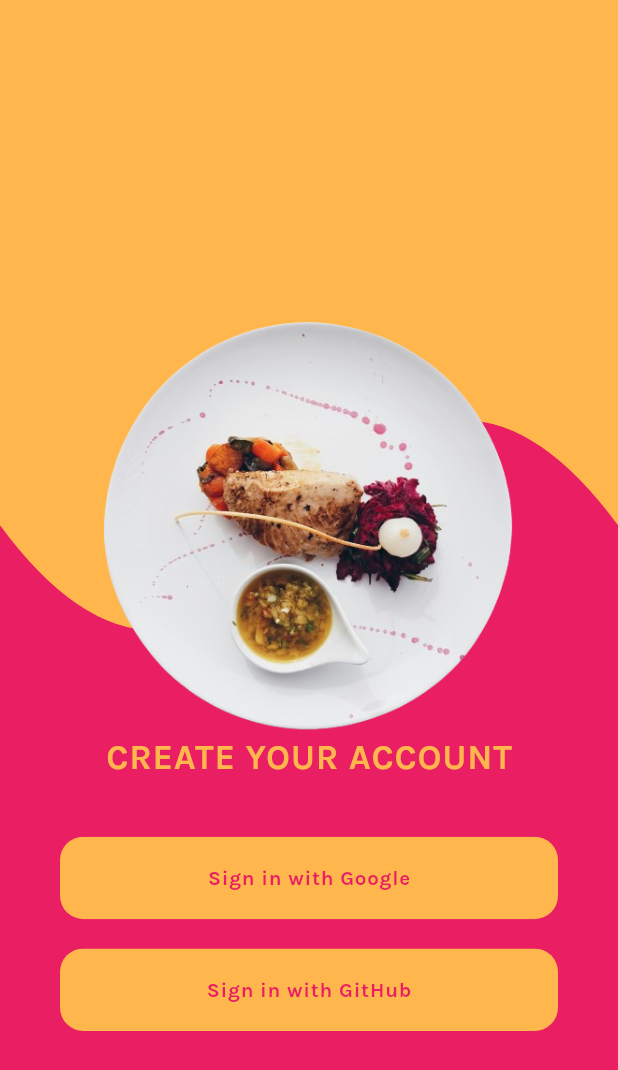
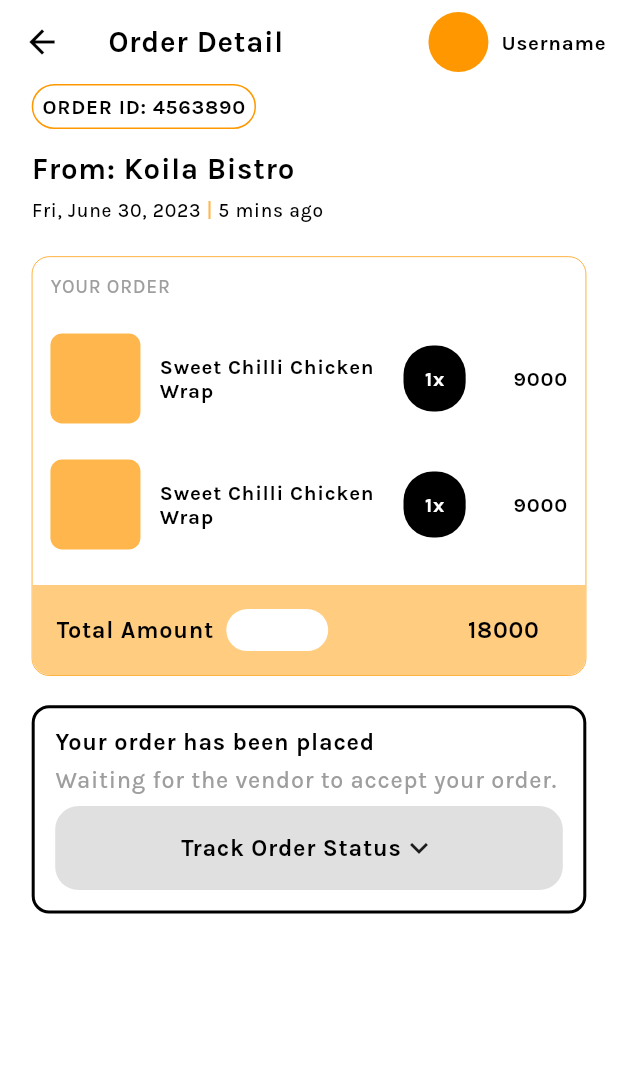
Before and after one commit to mariamadebolahamzat/order_tracking_app, a Flutter app: the screen it shows after launch, on a phone screen of 412 x 824 dp. Shown: the top 1070 px of the screen. Run offline on Flutter 3.47's test engine with Material 3 defaults, Android fonts, the phone set to English and light mode, and no system bars; our stand-ins replace equatable, firebase_core, flutter_riverpod, flutter_screenutil, flutter_svg, google_fonts; accounts and stored records are empty.

Commit message:
fix: cleaning

```diff
--- a/lib/src/presentation/app.dart
+++ b/lib/src/presentation/app.dart
@@ -1,7 +1,7 @@
 import 'package:flutter/material.dart';
 import 'package:flutter_riverpod/flutter_riverpod.dart';
 import 'package:flutter_screenutil/flutter_screenutil.dart';
-import 'package:order_tracking_app/src/presentation/splash.dart';
+import 'package:order_tracking_app/src/presentation/order/pages/order_details.dart';
 import 'package:order_tracking_app/src/shared/constants/app_theme.dart';
 import 'package:order_tracking_app/src/shared/router/app_router.dart';
 
@@ -22,7 +22,7 @@ class App extends StatelessWidget {
           debugShowCheckedModeBanner: false,
           navigatorKey: AppRouter.navKey,
           onGenerateRoute: _appRouter.generateRoutes,
-          initialRoute: SplashView.route,
+          initialRoute: OrderDetails.route,
           theme: AppTheme(context).lightTheme,
           darkTheme: AppTheme(context).darkTheme,
         ),
--- a/lib/src/presentation/auth/auth.dart
+++ b/lib/src/presentation/auth/auth.dart
@@ -1,6 +1,7 @@
 import 'package:flutter/material.dart';
 import 'package:flutter_screenutil/flutter_screenutil.dart';
-import 'package:order_tracking_app/src/shared/components/buttons.dart';
+import 'package:order_tracking_app/src/presentation/auth/auth_button.dart';
+import 'package:order_tracking_app/src/shared/constants/assets_extension.dart';
 
 class AuthView extends StatelessWidget {
   static const route = '/auth-view';
@@ -29,7 +30,7 @@ class AuthView extends StatelessWidget {
             right: 50,
             bottom: 100,
             child: Image.asset(
-              "assets/images/food.png",
+              'food'.png,
               width: 50,
               height: 50,
             ),
@@ -53,19 +54,21 @@ class AuthView extends StatelessWidget {
                           .headlineMedium
                           ?.copyWith(color: Colors.orange[300], fontWeight: FontWeight.bold)),
                   40.verticalSpace,
-                  PrimaryButton(
+                  AuthButton(
                     onTap: () {},
-                    label: 'Sign in with Google',
+                    buttonText: 'Sign in with Google',
+                    image: 'google_logo'.svg,
                   ),
                   20.verticalSpace,
-                  PrimaryButton(
+                  AuthButton(
                     onTap: () {},
-                    label: 'Sign in with GitHub',
+                    buttonText: 'Sign in with GitHub',
+                    image: 'github_logo'.svg,
                   ),
                 ],
               ),
             ),
-          )
+          ),
         ],
       ),
     );
--- a/lib/src/presentation/order/pages/order_details.dart
+++ b/lib/src/presentation/order/pages/order_details.dart
@@ -0,0 +1,296 @@
+import 'package:flutter/material.dart';
+import 'package:flutter_screenutil/flutter_screenutil.dart';
+import 'package:order_tracking_app/src/presentation/order/widgets/order_list_tile.dart';
+import 'package:order_tracking_app/src/shared/constants/sizing_extension.dart';
+
+class OrderDetails extends StatelessWidget {
+  static const route = '/order-details';
+  const OrderDetails({super.key});
+
+  @override
+  Widget build(BuildContext context) {
+    return Scaffold(
+      backgroundColor: Colors.white,
+      appBar: AppBar(
+        backgroundColor: Colors.white,
+        automaticallyImplyLeading: true,
+        elevation: 0,
+        leading: const Icon(
+          Icons.arrow_back,
+        ),
+        title: Text('Order Detail',
+            style: Theme.of(context)
+                .textTheme
+                .headlineSmall
+                ?.copyWith(color: Colors.black, fontWeight: FontWeight.bold)),
+        actions: [
+          const CircleAvatar(
+            backgroundColor: Colors.orange,
+          ),
+          8.horizontalSpace,
+          Padding(
+            padding: const EdgeInsets.only(right: 8.0),
+            child: Text(
+              'Username',
+              style: Theme.of(context)
+                  .textTheme
+                  .bodyMedium
+                  ?.copyWith(color: Colors.black, fontWeight: FontWeight.bold),
+            ),
+          ),
+        ],
+      ),
+      body: Padding(
+        padding: EdgeInsets.only(left: 20.0.rw, right: 20.0.rw),
+        child: Column(
+          crossAxisAlignment: CrossAxisAlignment.start,
+          children: [
+            Container(
+              padding: const EdgeInsets.all(6),
+              decoration: BoxDecoration(
+                borderRadius: BorderRadius.circular(20),
+                border: Border.all(color: Colors.orange, width: 1),
+              ),
+              child: Text(
+                'ORDER ID: 4563890',
+                style: Theme.of(context)
+                    .textTheme
+                    .bodyMedium
+                    ?.copyWith(color: Colors.black, fontWeight: FontWeight.bold),
+              ),
+            ),
+            16.verticalSpace,
+            Text(
+              'From: Koila Bistro',
+              style: Theme.of(context)
+                  .textTheme
+                  .headlineSmall
+                  ?.copyWith(color: Colors.black, fontWeight: FontWeight.bold),
+            ),
+            8.verticalSpace,
+            Row(
+              children: [
+                Text('Fri, June 30, 2023',
+                    style: Theme.of(context).textTheme.bodySmall?.copyWith(color: Colors.black)),
+                Text(' | ',
+                    style:
+                        Theme.of(context).textTheme.bodySmall?.copyWith(color: Colors.orange[300])),
+                Text('5 mins ago',
+                    style: Theme.of(context).textTheme.bodySmall?.copyWith(
+                          color: Colors.black,
+                        )),
+              ],
+            ),
+            24.verticalSpace,
+            Container(
+              decoration: BoxDecoration(
+                border: Border.all(color: Colors.orange, width: 0.5),
+                borderRadius: BorderRadius.circular(12.rsp),
+              ),
+              child: Column(
+                crossAxisAlignment: CrossAxisAlignment.start,
+                children: [
+                  Padding(
+                    padding: const EdgeInsets.all(12.0),
+                    child: Text('YOUR ORDER',
+                        style: Theme.of(context).textTheme.bodySmall?.copyWith(color: Colors.grey)),
+                  ),
+                  const OrderListTile(),
+                  const OrderListTile(),
+                  12.verticalSpace,
+                  Container(
+                    padding: const EdgeInsets.all(16.0),
+                    height: 60,
+                    decoration: BoxDecoration(
+                        color: Colors.orange[200],
+                        borderRadius: BorderRadius.only(
+                          bottomLeft: Radius.circular(12.rsp),
+                          bottomRight: Radius.circular(12.rsp),
+                        )),
+                    child: Row(
+                      children: [
+                        Text('Total Amount',
+                            style: Theme.of(context)
+                                .textTheme
+                                .bodyLarge
+                                ?.copyWith(color: Colors.black, fontWeight: FontWeight.w700)),
+                        8.horizontalSpace,
+                        Container(
+                          padding: const EdgeInsets.all(20),
+                          decoration: BoxDecoration(
+                            color: Colors.white,
+                            borderRadius: BorderRadius.circular(20.rsp),
+                          ),
+                          child: Text('Paid',
+                              style: Theme.of(context)
+                                  .textTheme
+                                  .bodySmall
+                                  ?.copyWith(color: Colors.black)),
+                        ),
+                        88.horizontalSpace,
+                        Text('18000',
+                            style: Theme.of(context)
+                                .textTheme
+                                .bodyLarge
+                                ?.copyWith(color: Colors.black, fontWeight: FontWeight.w700)),
+                      ],
+                    ),
+                  ),
+                ],
+              ),
+            ),
+            20.verticalSpace,
+            Container(
+              padding: EdgeInsets.all(14.rsp),
+              decoration: BoxDecoration(
+                border: Border.all(color: Colors.black, width: 2),
+                borderRadius: BorderRadius.circular(12.rsp),
+              ),
+              child: Column(
+                crossAxisAlignment: CrossAxisAlignment.start,
+                children: [
+                  Text('Your order has been placed',
+                      style: Theme.of(context)
+                          .textTheme
+                          .bodyLarge
+                          ?.copyWith(color: Colors.black, fontWeight: FontWeight.w700)),
+                  8.verticalSpace,
+                  Text('Waiting for the vendor to accept your order.',
+                      style: Theme.of(context).textTheme.bodyLarge?.copyWith(
+                            color: Colors.grey,
+                          )),
+                  8.verticalSpace,
+                  InkWell(
+                    onTap: () {
+                      showOrderTrackingBottomSheet(context);
+                    },
+                    child: Container(
+                      padding: const EdgeInsets.all(16),
+                      decoration: BoxDecoration(
+                        color: Colors.grey.shade300,
+                        borderRadius: BorderRadius.circular(16.rsp),
+                      ),
+                      child: Row(
+                        mainAxisAlignment: MainAxisAlignment.center,
+                        children: [
+                          Text('Track Order Status',
+                              style: Theme.of(context)
+                                  .textTheme
+                                  .bodyLarge
+                                  ?.copyWith(color: Colors.black, fontWeight: FontWeight.w700)),
+                          const Icon(Icons.keyboard_arrow_down),
+                        ],
+                      ),
+                    ),
+                  ),
+                ],
+              ),
+            ),
+          ],
+        ),
+      ),
+    );
+  }
+
+  void showOrderTrackingBottomSheet(BuildContext context) {
+    showModalBottomSheet(
+        context: context,
+        isScrollControlled: true,
+        builder: (BuildContext context) {
+          return SingleChildScrollView(
+            child: Container(
+              padding: EdgeInsets.all(16.0.rsp),
+              child: Column(
+                crossAxisAlignment: CrossAxisAlignment.start,
+                children: [
+                  const SizedBox(height: 16.0),
+                  const Text(
+                    'Order Tracker',
+                    style: TextStyle(
+                      fontSize: 16.0,
+                      fontWeight: FontWeight.bold,
+                    ),
+                  ),
+                  const SizedBox(height: 16.0),
+                  _buildOrderTrackingItem(
+                    title: 'Preparing Your Order',
+                    time: '1:01pm',
+                    description: 'Your order will be ready in 10 minutes',
+                  ),
+                  _buildOrderTrackingItem(
+                    title: 'Rider Accepted Order',
+                    time: '1:06pm',
+                    description: 'Your order has been assigned to a rider.',
+                  ),
+                  _buildOrderTrackingItem(
+                    title: 'Rider At The Vendor',
+                    time: '1:08pm',
+                    description: 'Rider is waiting to pick up your order',
+                  ),
+                  _buildOrderTrackingItem(
+                    title: 'Rider Picked Up Order',
+                    time: '1:41pm',
+                    description: 'Your order is on its way.',
+                  ),
+                  _buildOrderTrackingItem(
+                    title: 'Order Arrived',
+                    time: '2:25pm',
+                    description: 'Your driver is around to deliver your order.',
+                  ),
+                  _buildOrderTrackingItem(
+                    title: 'Order Delivered',
+                    time: '2:29pm',
+                    description: 'Your order has been delivered',
+                  ),
+                ],
+              ),
+            ),
+          );
+        });
+  }
+
+  Widget _buildOrderTrackingItem({
+    required String title,
+    required String time,
+    required String description,
+  }) {
+    return Container(
+      padding: const EdgeInsets.symmetric(vertical: 8.0),
+      child: Row(
+        crossAxisAlignment: CrossAxisAlignment.start,
+        children: [
+          const Icon(Icons.check_circle, color: Colors.green),
+          const SizedBox(width: 8.0),
+          Expanded(
+            child: Column(
+              crossAxisAlignment: CrossAxisAlignment.start,
+              children: [
+                Text(
+                  title,
+                  style: const TextStyle(
+                    fontSize: 16.0,
+                    fontWeight: FontWeight.bold,
+                  ),
+                ),
+                const SizedBox(height: 4.0),
+                Text(
+                  description,
+                  style: const TextStyle(
+                    fontSize: 14.0,
+                  ),
+                ),
+              ],
+            ),
+          ),
+          const SizedBox(height: 4.0),
+          Text(
+            time,
+            style: const TextStyle(
+              fontSize: 14.0,
+            ),
+          ),
+        ],
+      ),
+    );
+  }
+}
--- /dev/null
+++ b/lib/src/presentation/order/widgets/order_list_tile.dart
@@ -0,0 +1,51 @@
+import 'package:flutter/material.dart';
+import 'package:flutter_screenutil/flutter_screenutil.dart';
+import 'package:order_tracking_app/src/shared/constants/sizing_extension.dart';
+
+class OrderListTile extends StatelessWidget {
+  const OrderListTile({super.key});
+
+  @override
+  Widget build(BuildContext context) {
+    return Padding(
+      padding: const EdgeInsets.all(12.0),
+      child: Row(
+        children: [
+          Container(
+            width: 60,
+            height: 60,
+            decoration: BoxDecoration(
+                borderRadius: BorderRadius.circular(8.rsp), color: Colors.orange[300]),
+          ),
+          12.horizontalSpace,
+          Flexible(
+            child: Text('Sweet Chilli Chicken Wrap ',
+                maxLines: 2,
+                style: Theme.of(context)
+                    .textTheme
+                    .bodyMedium
+                    ?.copyWith(color: Colors.black, fontWeight: FontWeight.w700)),
+          ),
+          Container(
+            padding: EdgeInsets.all(14),
+            decoration: BoxDecoration(
+              color: Colors.black,
+              borderRadius: BorderRadius.circular(20.rsp),
+            ),
+            child: Text('1x',
+                style: Theme.of(context)
+                    .textTheme
+                    .bodyMedium
+                    ?.copyWith(color: Colors.white, fontWeight: FontWeight.w700)),
+          ),
+          30.horizontalSpace,
+          Text('9000',
+              style: Theme.of(context)
+                  .textTheme
+                  .bodyMedium
+                  ?.copyWith(color: Colors.black, fontWeight: FontWeight.w700)),
+        ],
+      ),
+    );
+  }
+}
--- a/lib/src/shared/components/buttons.dart
+++ /dev/null
@@ -1,74 +0,0 @@
-import 'package:flutter/cupertino.dart';
-import 'package:flutter/material.dart';
-import 'package:order_tracking_app/src/shared/constants/sizing_extension.dart';
-
-class PrimaryButton extends StatelessWidget {
-  const PrimaryButton({
-    super.key,
-    required this.label,
-    this.onTap,
-    this.height,
-    this.labelStyle,
-    this.padding,
-    this.borderRadius,
-    this.minWidth,
-    this.textColor,
-    this.isLoading = false,
-  });
-
-  final String label;
-  final VoidCallback? onTap;
-
-  // configuration parameters
-  final double? height;
-  final double? borderRadius;
-  final TextStyle? labelStyle;
-  final EdgeInsets? padding;
-  final double? minWidth;
-  final bool isLoading;
-
-  final Color? textColor;
-
-  @override
-  Widget build(BuildContext context) {
-    return AbsorbPointer(
-      absorbing: isLoading,
-      child: Semantics(
-        label: '$label Text Button',
-        child: ClipRRect(
-          borderRadius: BorderRadius.all(Radius.circular(16.rsp)),
-          child: MaterialButton(
-            onPressed: onTap,
-            color: Theme.of(context).colorScheme.secondary,
-            focusColor: Colors.transparent,
-            disabledColor: const Color(0xff7a7878),
-            textColor: Theme.of(context).colorScheme.primary,
-            hoverColor: Theme.of(context).buttonTheme.colorScheme?.secondary,
-            elevation: 0.0,
-            focusElevation: 0.0,
-            highlightElevation: 0.0,
-            shape: borderRadius == null
-                ? null
-                : RoundedRectangleBorder(
-                    borderRadius: BorderRadius.all(Radius.circular(borderRadius!))),
-            height: height ?? 55,
-            padding: padding,
-            minWidth: double.infinity,
-            child: isLoading
-                ? CupertinoActivityIndicator(
-                    color: Theme.of(context).colorScheme.background,
-                    radius: 12,
-                  )
-                : Text(
-                    label,
-                    style: (labelStyle ?? Theme.of(context).textTheme.bodyMedium)?.copyWith(
-                      color: Theme.of(context).colorScheme.primary,
-                      fontWeight: FontWeight.w700,
-                    ),
-                  ),
-          ),
-        ),
-      ),
-    );
-  }
-}
--- a/lib/src/shared/router/app_router.dart
+++ b/lib/src/shared/router/app_router.dart
@@ -1,5 +1,6 @@
 import 'package:flutter/material.dart';
 import 'package:order_tracking_app/src/presentation/auth/auth.dart';
+import 'package:order_tracking_app/src/presentation/order/pages/order_details.dart';
 import 'package:order_tracking_app/src/presentation/splash.dart';
 
 class AppRouter {
@@ -13,6 +14,8 @@ class AppRouter {
         return MaterialPageRoute(builder: (_) => const SplashView());
       case AuthView.route:
         return MaterialPageRoute(builder: (_) => const AuthView());
+      case OrderDetails.route:
+        return MaterialPageRoute(builder: (_) => const OrderDetails());
 
       default:
         return MaterialPageRoute(
--- a/pubspec.yaml
+++ b/pubspec.yaml
@@ -57,6 +57,7 @@ flutter:
   assets:
     - assets/
     - assets/images/
+    - assets/icons/
 
   fonts:
     - family: Karla
```
Also changed, not shown: lib/src/application/core/app_view_model.dart (added, +67 -0 lines), lib/src/domain/core/exceptions.dart (added, +45 -0 lines), lib/src/presentation/auth/auth_button.dart (added, +43 -0 lines), lib/src/presentation/splash.dart (+14 -10 lines), lib/src/shared/components/app_bottomsheet.dart (added, +34 -0 lines), assets/icons/github_logo.svg (added), assets/icons/google_logo.svg (added).
